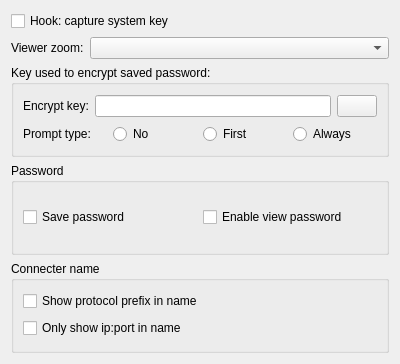
Old version of the form Client/FrmParameterClient.ui in the repository KangLin/RabbitRemoteControl.
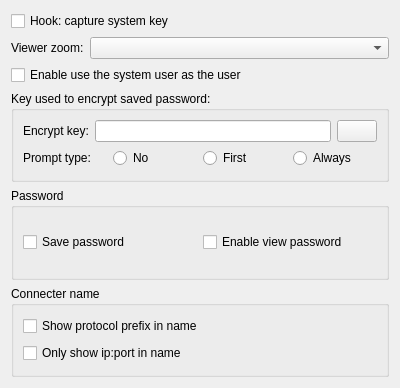
New version of the form. Icons and pictures are not drawn.

Commit message: Client: add enable use system user to user in client parameters

The edit to the form file:
```diff
--- a/Client/FrmParameterClient.ui
+++ b/Client/FrmParameterClient.ui
@@ -7,21 +7,14 @@
     <x>0</x>
     <y>0</y>
     <width>400</width>
-    <height>364</height>
+    <height>388</height>
    </rect>
   </property>
   <property name="windowTitle">
    <string>Client</string>
   </property>
   <layout class="QGridLayout" name="gridLayout">
-   <item row="0" column="0">
-    <widget class="QCheckBox" name="cbHookKeyboard">
-     <property name="text">
-      <string>Hook: capture system key</string>
-     </property>
-    </widget>
-   </item>
-   <item row="1" column="0">
+   <item row="2" column="0">
     <layout class="QHBoxLayout" name="horizontalLayout">
      <item>
       <widget class="QLabel" name="label">
@@ -48,7 +41,64 @@
      </item>
     </layout>
    </item>
-   <item row="2" column="0">
+   <item row="6" column="0">
+    <widget class="QGroupBox" name="groupBox_2">
+     <property name="title">
+      <string>Connecter name</string>
+     </property>
+     <layout class="QGridLayout" name="gridLayout_4">
+      <item row="0" column="0">
+       <widget class="QCheckBox" name="cbShowPrefix">
+        <property name="text">
+         <string>Show protocol prefix in name</string>
+        </property>
+       </widget>
+      </item>
+      <item row="1" column="0">
+       <widget class="QCheckBox" name="cbShowIPPort">
+        <property name="text">
+         <string>Only show ip:port in name</string>
+        </property>
+       </widget>
+      </item>
+     </layout>
+    </widget>
+   </item>
+   <item row="0" column="0">
+    <widget class="QCheckBox" name="cbHookKeyboard">
+     <property name="text">
+      <string>Hook: capture system key</string>
+     </property>
+    </widget>
+   </item>
+   <item row="5" column="0">
+    <widget class="QGroupBox" name="groupBox">
+     <property name="title">
+      <string>Password</string>
+     </property>
+     <layout class="QGridLayout" name="gridLayout_3">
+      <item row="0" column="0">
+       <layout class="QHBoxLayout" name="horizontalLayout_5">
+        <item>
+         <widget class="QCheckBox" name="cbSavePassword">
+          <property name="text">
+           <string>Save password</string>
+          </property>
+         </widget>
+        </item>
+        <item>
+         <widget class="QCheckBox" name="cbEnableViewPassword">
+          <property name="text">
+           <string>Enable view password</string>
+          </property>
+         </widget>
+        </item>
+       </layout>
+      </item>
+     </layout>
+    </widget>
+   </item>
+   <item row="4" column="0">
     <widget class="QGroupBox" name="groupBox_3">
      <property name="title">
       <string>Key used to encrypt saved password:</string>
@@ -145,53 +195,10 @@
     </widget>
    </item>
    <item row="3" column="0">
-    <widget class="QGroupBox" name="groupBox">
-     <property name="title">
-      <string>Password</string>
+    <widget class="QCheckBox" name="cbEnableUserName">
+     <property name="text">
+      <string>Enable use the system user as the user</string>
      </property>
-     <layout class="QGridLayout" name="gridLayout_3">
-      <item row="0" column="0">
-       <layout class="QHBoxLayout" name="horizontalLayout_5">
-        <item>
-         <widget class="QCheckBox" name="cbSavePassword">
-          <property name="text">
-           <string>Save password</string>
-          </property>
-         </widget>
-        </item>
-        <item>
-         <widget class="QCheckBox" name="cbEnableViewPassword">
-          <property name="text">
-           <string>Enable view password</string>
-          </property>
-         </widget>
-        </item>
-       </layout>
-      </item>
-     </layout>
-    </widget>
-   </item>
-   <item row="4" column="0">
-    <widget class="QGroupBox" name="groupBox_2">
-     <property name="title">
-      <string>Connecter name</string>
-     </property>
-     <layout class="QGridLayout" name="gridLayout_4">
-      <item row="0" column="0">
-       <widget class="QCheckBox" name="cbShowPrefix">
-        <property name="text">
-         <string>Show protocol prefix in name</string>
-        </property>
-       </widget>
-      </item>
-      <item row="1" column="0">
-       <widget class="QCheckBox" name="cbShowIPPort">
-        <property name="text">
-         <string>Only show ip:port in name</string>
-        </property>
-       </widget>
-      </item>
-     </layout>
     </widget>
    </item>
   </layout>
```
The commit also changes 6 other files.
